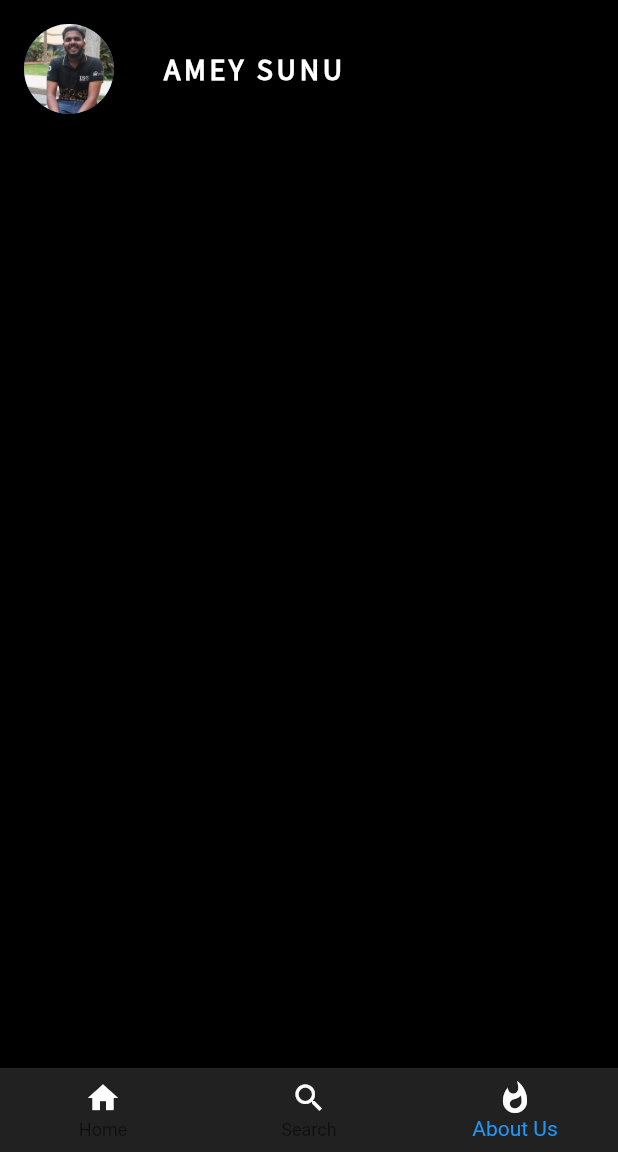
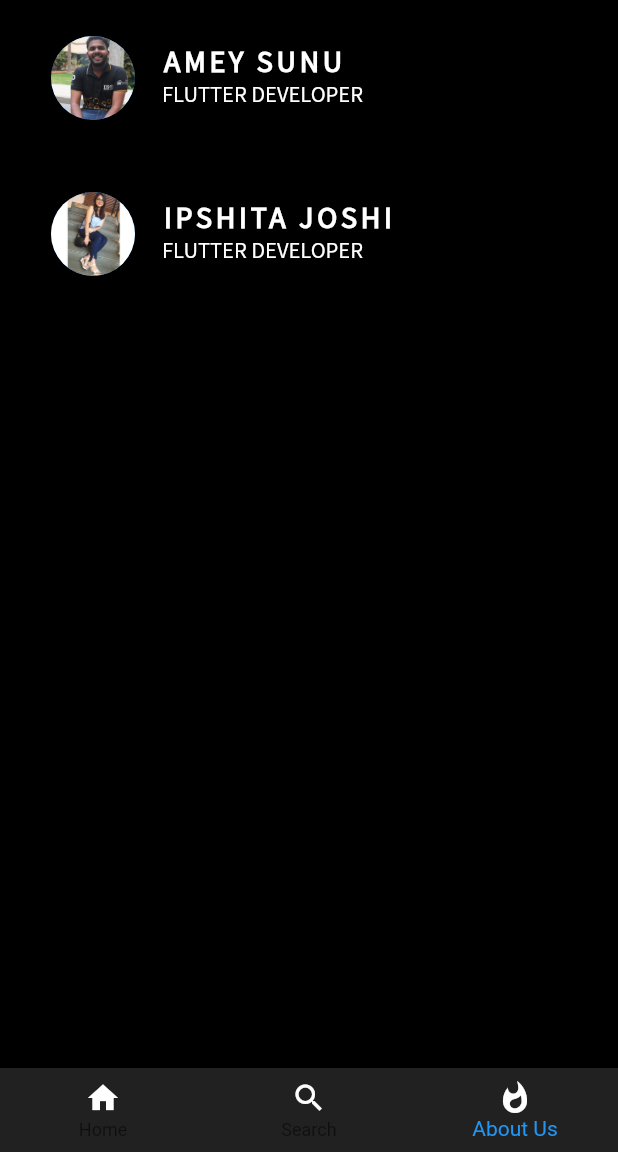
Before and after one commit to ameysunu/covid-19, a Flutter app: the screen it shows after launch, item 3 of the bottom bar chosen, on a phone screen of 412 x 824 dp, the part 84-1236 px from its top. Run offline on Flutter 3.47's test engine with Material 2 defaults, Android fonts, the phone set to English and light mode, and no system bars.

Commit message:
seventh commit

```diff
--- a/lib/about_us.dart
+++ b/lib/about_us.dart
@@ -1,4 +1,5 @@
 import 'package:flutter/material.dart';
+import 'package:url_launcher/url_launcher.dart';
 
 class AboutUs extends StatelessWidget {
   @override
@@ -8,18 +9,13 @@ class AboutUs extends StatelessWidget {
           home: Scaffold(
             backgroundColor: Colors.black,
             body: SafeArea(
-            child: Row(
-             children: <Widget>[
-                Padding(
+              child: Column(children: <Widget>
+              [
+              InkWell(
+              child: Padding(
               padding: const EdgeInsets.all(16.0),
-                  child: CircleAvatar(
-                        radius: 30.0,
-                        backgroundImage: AssetImage('images/IMG_2590.jpeg')
-                      ),
-                ),
-               Padding(
-                 padding: const EdgeInsets.all(16.0),
-                 child: Text('AMEY SUNU',
+              child: ListTile(
+                title: Text('AMEY SUNU',
                 style: TextStyle(
                 fontFamily: 'Source Sans Pro',
                 fontSize: 20.0,
@@ -28,23 +24,61 @@ class AboutUs extends StatelessWidget {
                 fontWeight: FontWeight.bold
                 ),
                 ),
+                subtitle: Text('FLUTTER DEVELOPER',
+                style: TextStyle(
+                fontFamily: 'Source Sans Pro',
+                fontSize: 15.0,
+                color: Colors.white,
+                ),
+                ),
+                 leading: CircleAvatar(
+                   radius: 30.0,
+                  backgroundImage: AssetImage('images/IMG_2590.jpeg'),
+                ),
+              ),
+        ),
+        onTap: ()async{
+        if (await canLaunch("https://www.github.com/ameysunu")) {
+        await launch("https://www.github.com/ameysunu"); }
+        },
+      ),
+       InkWell(
+              child: Padding(
+              padding: const EdgeInsets.all(16.0),
+              child: ListTile(
+                title: Text('IPSHITA JOSHI',
+                style: TextStyle(
+                fontFamily: 'Source Sans Pro',
+                fontSize: 20.0,
+                letterSpacing: 2.5,
+                color: Colors.white,
+                fontWeight: FontWeight.bold
+                ),
+                ),
+                subtitle: Text('FLUTTER DEVELOPER',
+                style: TextStyle(
+                fontFamily: 'Source Sans Pro',
+                fontSize: 15.0,
+                color: Colors.white,
+                ),
+                ),
+                 leading: CircleAvatar(
+                   radius: 30.0,
+                  backgroundImage: AssetImage('images/ikoo.jpeg'),
+                ),
+              ),
+        ),
+        onTap: ()async{
+        if (await canLaunch("https://www.github.com/ikoojoshi")) {
+        await launch("https://www.github.com/ikoojoshi"); }
+        },
       ),
 
-              ]
-            ),
+              ],
+              )
+
             ),
           ),
     );
   }
 }
-/*
- Text('FLUTTER DEVELOPER',
-                style: TextStyle(
-                fontFamily: 'Source Sans Pro',
-                  fontSize: 20.0,
-                  letterSpacing: 2.5,
-                  fontWeight: FontWeight.bold,
-                  color: Colors.grey[500]
-                ),
-                ),
-                */
--- a/pubspec.yaml
+++ b/pubspec.yaml
@@ -44,6 +44,7 @@ flutter:
   # To add assets to your application, add an assets section, like this:
   assets:
    - images/IMG_2590.jpeg
+   - images/ikoo.jpeg
 
 
   # An image asset can refer to one or more resolution-specific "variants", see
```
Also changed, not shown: images/ikoo.jpeg (added), 3 other files. Lines whose indentation alone changed are shown as unchanged.
